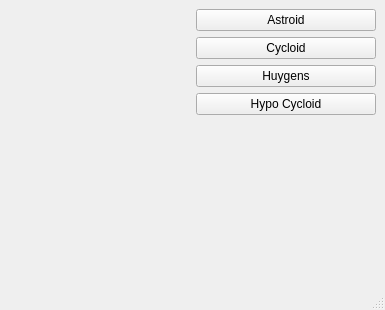
The window that mainwindow.ui (DavDiva/Qt_2D_Shapes) describes before a commit, drawn with Qt 5.
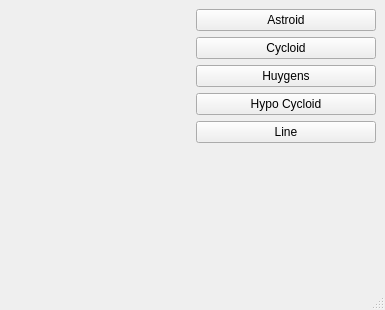
The same window after the commit. Custom widgets are drawn as their Qt base class.

Diff of the .ui file:
```diff
--- a/mainwindow.ui
+++ b/mainwindow.ui
@@ -50,6 +50,13 @@
           </property>
          </widget>
         </item>
+        <item>
+         <widget class="QPushButton" name="btnLine">
+          <property name="text">
+           <string>Line</string>
+          </property>
+         </widget>
+        </item>
         <item>
          <spacer name="verticalSpacer">
           <property name="orientation">
```
